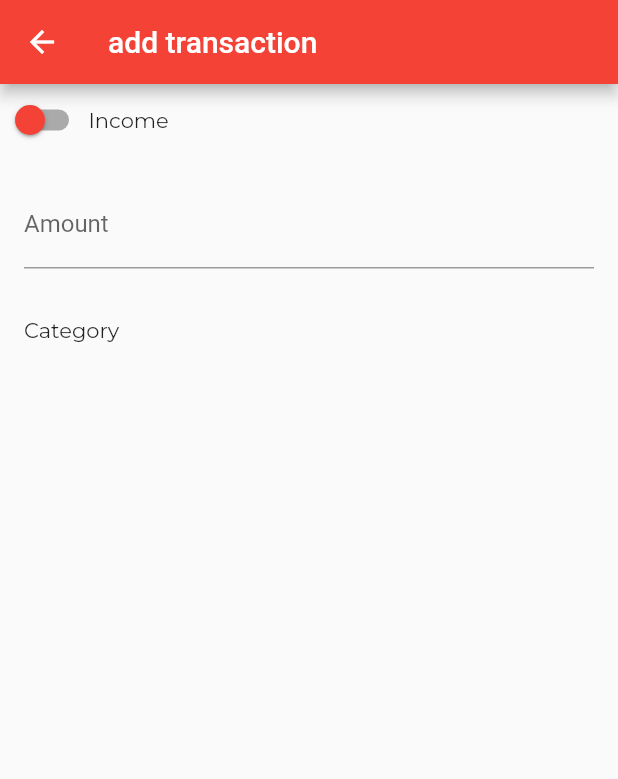
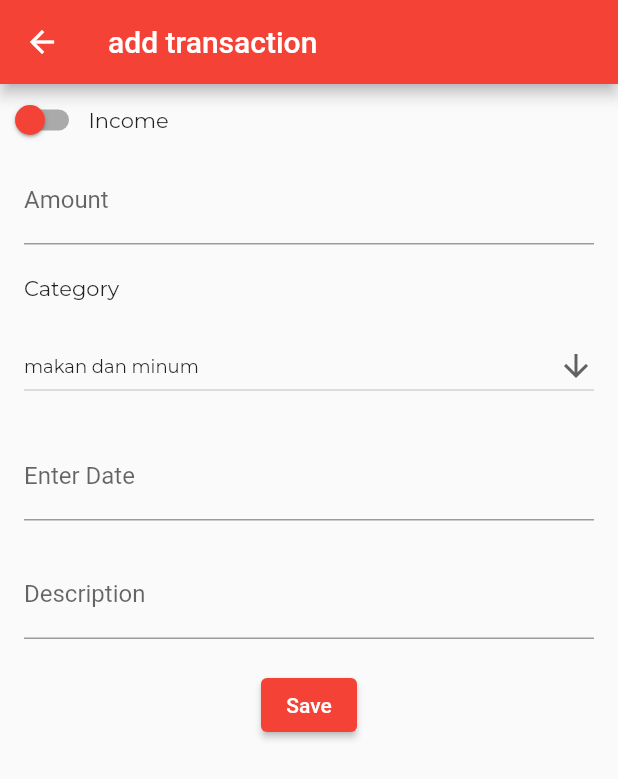
Before and after one commit to ridwan-bvk/catatankeuangan-flutter, a Flutter app: the screen it shows after launch, after a tap on the "add" icon, on a phone screen of 412 x 824 dp. Shown: the top 779 px of the screen. Run offline on Flutter 3.47's test engine with Material 2 defaults, Android fonts, the phone set to English and light mode, and no system bars; our stand-ins replace drift, google_fonts; missing offline and left inert: calendar_appbar; accounts and stored records are empty; generated files the repository leaves out were written again.

Commit message:
update 20230206

```diff
--- a/lib/page/home_page.dart
+++ b/lib/page/home_page.dart
@@ -105,7 +105,7 @@ class _HomePageState extends State<HomePage> {
           ),
           //text Transaction
           Padding(
-            padding: const EdgeInsets.all(16),
+            padding: const EdgeInsets.symmetric(horizontal: 16),
             child: Text('Transaction',
                 style: GoogleFonts.montserrat(
                     fontSize: 16, fontWeight: FontWeight.bold)),
@@ -113,7 +113,7 @@ class _HomePageState extends State<HomePage> {
 
           //list transaksi
           Padding(
-            padding: const EdgeInsets.all(16),
+            padding: const EdgeInsets.symmetric(horizontal: 16),
             child: Card(
               elevation: 10, //buat bayangan card
               child: ListTile(
@@ -142,7 +142,7 @@ class _HomePageState extends State<HomePage> {
             ),
           ),
           Padding(
-            padding: const EdgeInsets.all(16),
+            padding: const EdgeInsets.symmetric(horizontal: 16),
             child: Card(
               elevation: 10, //buat bayangan card
               child: ListTile(
--- a/lib/page/transaction_page.dart
+++ b/lib/page/transaction_page.dart
@@ -1,8 +1,10 @@
+import 'package:flutter/cupertino.dart';
 import 'package:flutter/foundation.dart';
 import 'package:flutter/material.dart';
 import 'package:flutter/src/widgets/container.dart';
 import 'package:flutter/src/widgets/framework.dart';
 import 'package:google_fonts/google_fonts.dart';
+import 'package:intl/intl.dart';
 
 class TransactionPage extends StatefulWidget {
   const TransactionPage({super.key});
@@ -14,6 +16,9 @@ class TransactionPage extends StatefulWidget {
 class _TransactionPageState extends State<TransactionPage> {
   bool isExpense = false;
   List<String> list = ['makan dan minum', 'jajan'];
+  late String DropdownValue = list.first;
+  TextEditingController DateController = TextEditingController();
+
   @override
   Widget build(BuildContext context) {
     return Scaffold(
@@ -43,21 +48,77 @@ class _TransactionPageState extends State<TransactionPage> {
             ],
           ),
           Padding(
-            padding: const EdgeInsets.symmetric(horizontal: 16, vertical: 16),
+            padding: const EdgeInsets.symmetric(
+              horizontal: 16,
+            ),
             child: TextFormField(
               keyboardType: TextInputType.number,
               decoration: InputDecoration(
                   border: UnderlineInputBorder(), labelText: 'Amount'),
             ),
           ),
+          SizedBox(height: 20),
           Padding(
-            padding: const EdgeInsets.symmetric(horizontal: 16, vertical: 16),
+            padding: const EdgeInsets.symmetric(horizontal: 16),
             child: Text(
               'Category',
               style: GoogleFonts.montserrat(),
             ),
           ),
           // DropdownButton<Category>(isExpanded: true,icon: Icon(Icons.arrow_downward),)
+          SizedBox(height: 20),
+          Padding(
+            padding: const EdgeInsets.symmetric(horizontal: 16),
+            child: DropdownButton(
+                value: DropdownValue,
+                isExpanded: true, //agar ngelebar ke tengah
+                icon: Icon(Icons.arrow_downward),
+                items: list.map<DropdownMenuItem<String>>((String value) {
+                  return DropdownMenuItem<String>(
+                    value: value,
+                    child: Text(value,
+                        style: GoogleFonts.montserrat(fontSize: 12)),
+                  );
+                }).toList(),
+                onChanged: (String? value) {}),
+          ),
+          SizedBox(height: 20),
+          Padding(
+            padding: const EdgeInsets.symmetric(horizontal: 16),
+            child: TextField(
+                controller: DateController,
+                readOnly: true,
+                decoration: InputDecoration(labelText: "Enter Date"),
+                onTap: () async {
+                  DateTime? PickDate = await showDatePicker(
+                      context: context,
+                      initialDate: DateTime.now(),
+                      firstDate: DateTime(2000),
+                      lastDate: DateTime(2101));
+
+                  if (PickDate != null) {
+                    String FormattedDate =
+                        DateFormat('yyyy-MM-dd').format(PickDate); //format tgl
+                    DateController.text = FormattedDate;
+                  }
+                  ;
+                }),
+          ),
+          SizedBox(height: 20),
+          Padding(
+            padding: const EdgeInsets.symmetric(horizontal: 16),
+            child: TextFormField(
+              decoration: InputDecoration(
+                  border: UnderlineInputBorder(), labelText: "Description"),
+            ),
+          ),
+          SizedBox(height: 20),
+          Center(
+            child: ElevatedButton(
+              onPressed: () {},
+              child: Text('Save'),
+            ),
+          )
         ],
       ))),
     );
```
Also changed, not shown: lib/database/catatan_tentangdb.dart (added, +36 -0 lines), lib/database/category.dart (added, +20 -0 lines), lib/database/database.dart (added, +37 -0 lines), lib/database/transaction.dart (added, +13 -0 lines), lib/page/category_page.dart (+33 -6 lines), pubspec.yaml (+12 -2 lines), lib/database/database.g.dart (added), pubspec.lock, 7 other files.
